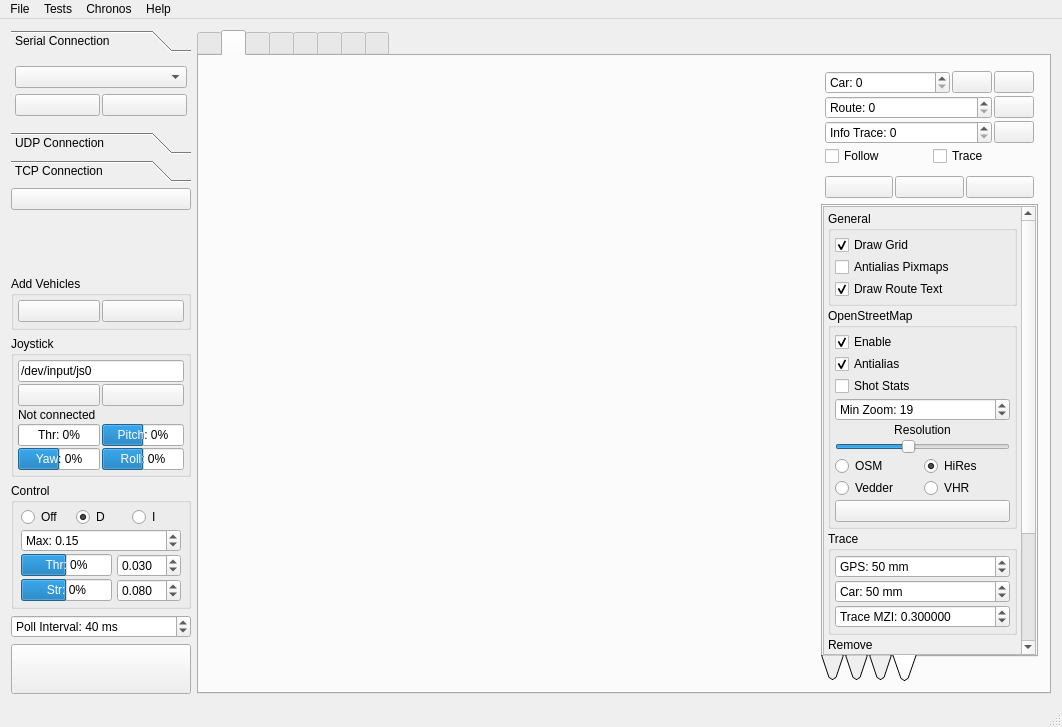
The window that Linux/RControlStation/mainwindow.ui (vedderb/rise_sdvp) describes before a commit, drawn with Qt 5.
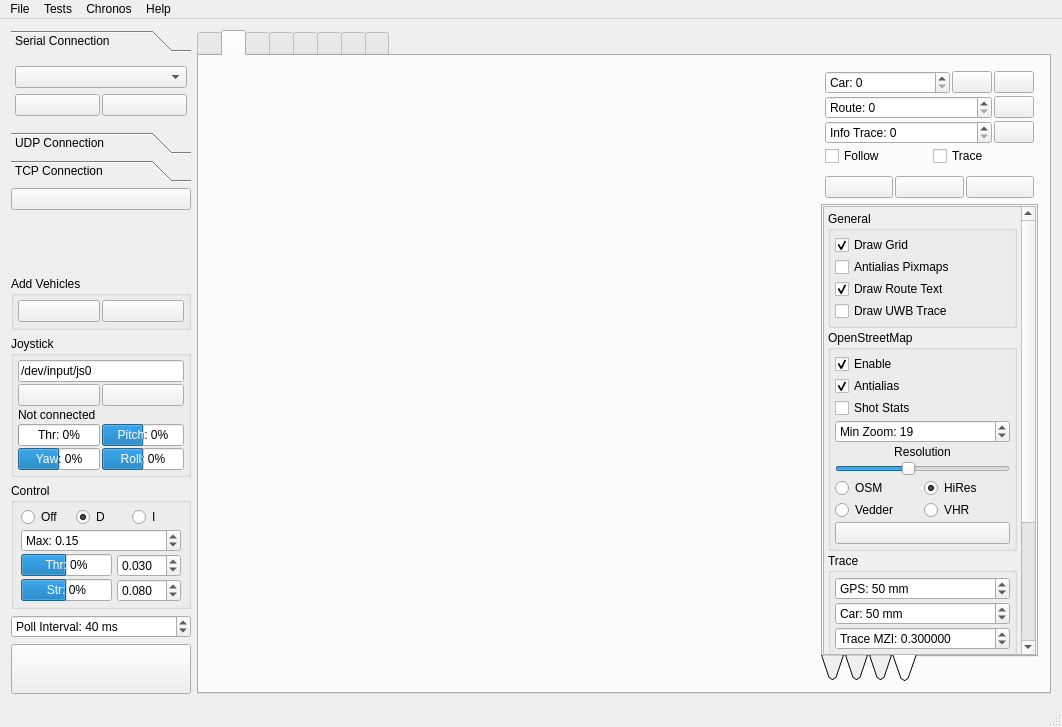
The same window after the commit. The open tabs and pages were chosen to show the change. Icons and pictures are not drawn. Custom widgets are drawn as their Qt base class.

Commit message: Added solution type to car text on map, added option to disable drawing of UWB trace

The edit to the form file:
```diff
--- a/Linux/RControlStation/mainwindow.ui
+++ b/Linux/RControlStation/mainwindow.ui
@@ -2117,7 +2117,7 @@
                    <x>0</x>
                    <y>0</y>
                    <width>210</width>
-                   <height>668</height>
+                   <height>693</height>
                   </rect>
                  </property>
                  <layout class="QVBoxLayout" name="verticalLayout_15">
@@ -2190,6 +2190,13 @@
                        </property>
                       </widget>
                      </item>
+                     <item>
+                      <widget class="QCheckBox" name="mapDrawUwbTraceBox">
+                       <property name="text">
+                        <string>Draw UWB Trace</string>
+                       </property>
+                      </widget>
+                     </item>
                     </layout>
                    </widget>
                   </item>
```
The commit also changes 7 other files.
